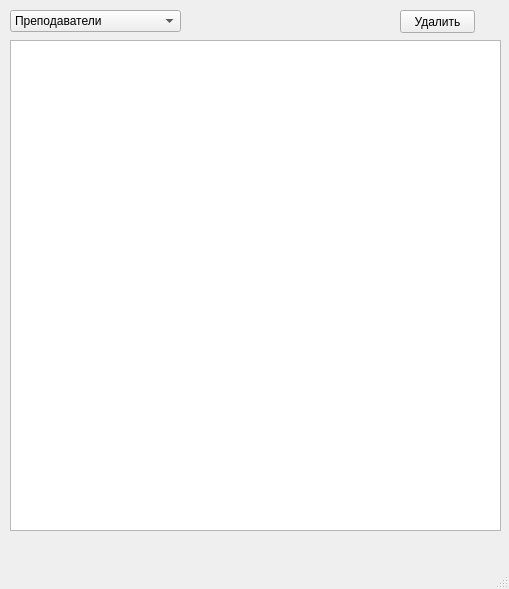
First picture: the form in gui/windowchange.ui, repository vitk0/vitk0, before the edit.
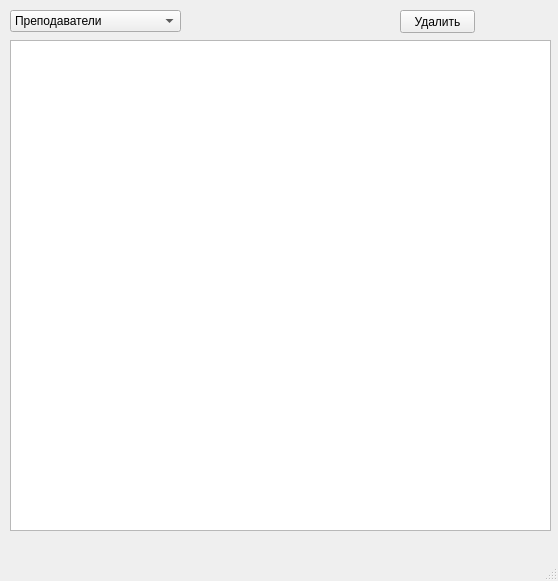
Second picture: the form after the edit.

```diff
--- a/gui/windowchange.ui
+++ b/gui/windowchange.ui
@@ -6,8 +6,8 @@
    <rect>
     <x>0</x>
     <y>0</y>
-    <width>509</width>
-    <height>589</height>
+    <width>558</width>
+    <height>581</height>
    </rect>
   </property>
   <property name="windowTitle">
@@ -19,7 +19,7 @@
      <rect>
       <x>10</x>
       <y>40</y>
-      <width>491</width>
+      <width>541</width>
       <height>491</height>
      </rect>
     </property>
```
Left out of the diff: 9 changed lines with no effect on the pictures.
